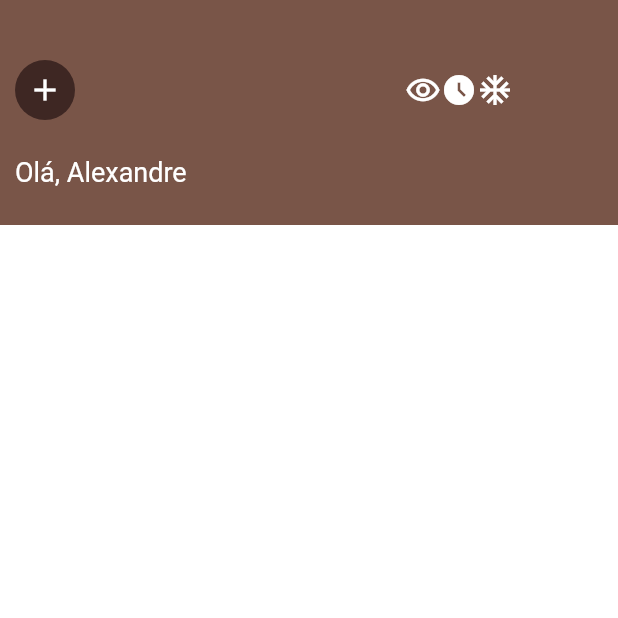
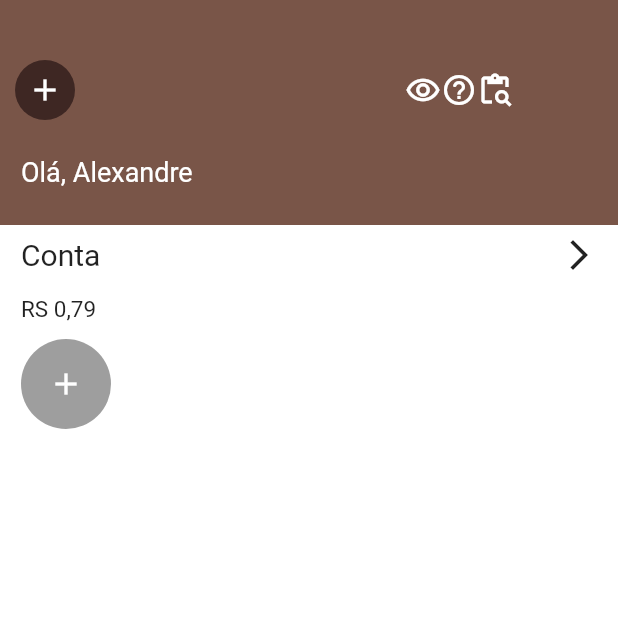
Before and after one commit to amoreira2003/Cobank, a Flutter app: the screen it shows after launch, on a phone screen of 412 x 824 dp, the top half of it. Run offline on Flutter 3.47's test engine with Material 2 defaults, Android fonts, the phone set to English and light mode, and no system bars.

Commit message:
Separated Widgets into Classes For Refactoring Later

```diff
--- /dev/null
+++ b/lib/Components/header_widget.dart
@@ -0,0 +1,66 @@
+import 'package:flutter/material.dart';
+
+class HeaderWidget extends StatelessWidget {
+  const HeaderWidget({super.key});
+
+  @override
+  Widget build(BuildContext context) {
+    return Row(children: [
+      SizedBox(
+        width: MediaQuery.of(context).size.width,
+        height: 150,
+        child: DecoratedBox(
+          decoration: const BoxDecoration(
+            color: Colors.brown,
+          ),
+          child: Padding(
+            padding: const EdgeInsets.symmetric(vertical: 8),
+            child: Column(
+                crossAxisAlignment: CrossAxisAlignment.start,
+                mainAxisAlignment: MainAxisAlignment.center,
+                // ignore: prefer_const_literals_to_create_immutables
+                children: [
+                  Padding(
+                    padding: const EdgeInsets.only(top: 15, left: 10),
+                    child: Row(
+                      children: [
+                        CircleAvatar(
+                          backgroundColor: Colors.brown.shade900,
+                          radius: 20,
+                          child: const Icon(
+                            Icons.add,
+                            color: Colors.white,
+                          ),
+                        ),
+                        Padding(
+                          padding: const EdgeInsets.only(left: 220),
+                          child: Row(
+                            mainAxisAlignment: MainAxisAlignment.spaceEvenly,
+                            // ignore: prefer_const_literals_to_create_immutables
+                            children: [
+                              const Icon(Icons.remove_red_eye_outlined,
+                                  color: Colors.white),
+                              const Icon(Icons.help_outline_rounded,
+                                  color: Colors.white),
+                              const Icon(
+                                Icons.content_paste_search_outlined,
+                                color: Colors.white,
+                              )
+                            ],
+                          ),
+                        )
+                      ],
+                    ),
+                  ),
+                  const Padding(
+                      padding: EdgeInsets.only(left: 14, top: 24),
+                      child: Text(
+                          style: TextStyle(fontSize: 18, color: Colors.white),
+                          "Olá, Alexandre")),
+                ]),
+          ),
+        ),
+      ),
+    ]);
+  }
+}
--- /dev/null
+++ b/lib/Components/info_widget.dart
@@ -0,0 +1,38 @@
+import 'package:flutter/material.dart';
+
+class InfoWidget extends StatelessWidget {
+  const InfoWidget({super.key});
+
+  @override
+  Widget build(BuildContext context) {
+    return (Padding(
+      padding: EdgeInsets.symmetric(horizontal: 14, vertical: 8),
+      child: SizedBox(
+        width: MediaQuery.of(context).size.width,
+        height: 60,
+        child: DecoratedBox(
+            decoration: const BoxDecoration(
+              color: Colors.white,
+            ),
+            child: Column(children: [
+              Row(
+                  mainAxisAlignment: MainAxisAlignment.spaceBetween,
+                  crossAxisAlignment: CrossAxisAlignment.start,
+                  children: [
+                    Text(style: TextStyle(fontSize: 20), "Conta"),
+                    Icon(Icons.arrow_forward_ios)
+                  ]),
+              Row(
+                  mainAxisAlignment: MainAxisAlignment.spaceBetween,
+                  crossAxisAlignment: CrossAxisAlignment.start,
+                  children: [
+                    Padding(
+                      padding: const EdgeInsets.only(top: 15.0),
+                      child: Text(style: TextStyle(fontSize: 15), "RS 0,79"),
+                    ),
+                  ])
+            ])),
+      ),
+    ));
+  }
+}
--- /dev/null
+++ b/lib/Components/options_widget.dart
@@ -0,0 +1,26 @@
+import 'package:flutter/material.dart';
+
+class OptionsWidget extends StatelessWidget {
+  const OptionsWidget({super.key});
+
+  @override
+  Widget build(BuildContext context) {
+    return Padding(
+      padding: const EdgeInsets.only(left: 14.0),
+      child: Scrollbar(
+        child: Row(
+          children: [
+            CircleAvatar(
+              radius: 30,
+              backgroundColor: Colors.grey,
+              child: Icon(
+                Icons.add,
+                color: Colors.white,
+              ),
+            ),
+          ],
+        ),
+      ),
+    );
+  }
+}
--- a/lib/main.dart
+++ b/lib/main.dart
@@ -1,3 +1,6 @@
+import 'package:cobank/Components/header_widget.dart';
+import 'package:cobank/Components/info_widget.dart';
+import 'package:cobank/Components/options_widget.dart';
 import 'package:flutter/material.dart';
 
 void main() {
@@ -29,64 +32,8 @@ class _MyHomePageState extends State<MyHomePage> {
   @override
   Widget build(BuildContext context) {
     return Scaffold(
-      backgroundColor: Colors.white,
-      body: Row(children: [
-        SizedBox(
-          width: MediaQuery.of(context).size.width,
-          height: 150,
-          child: DecoratedBox(
-            decoration: const BoxDecoration(
-              color: Colors.brown,
-            ),
-            child: Padding(
-              padding: const EdgeInsets.symmetric(vertical: 8),
-              child: Column(
-                  crossAxisAlignment: CrossAxisAlignment.start,
-                  mainAxisAlignment: MainAxisAlignment.center,
-                  // ignore: prefer_const_literals_to_create_immutables
-                  children: [
-                    Padding(
-                      padding: const EdgeInsets.only(top: 15, left: 10),
-                      child: Row(
-                        children: [
-                          CircleAvatar(
-                            backgroundColor: Colors.brown.shade900,
-                            radius: 20,
-                            child: Icon(
-                              Icons.add,
-                              color: Colors.white,
-                            ),
-                          ),
-                          Padding(
-                            padding: const EdgeInsets.only(left: 220),
-                            child: Row(
-                              mainAxisAlignment: MainAxisAlignment.spaceEvenly,
-                              // ignore: prefer_const_literals_to_create_immutables
-                              children: [
-                                const Icon(Icons.remove_red_eye_outlined,
-                                    color: Colors.white),
-                                const Icon(Icons.access_time_filled_sharp,
-                                    color: Colors.white),
-                                const Icon(
-                                  Icons.ac_unit,
-                                  color: Colors.white,
-                                )
-                              ],
-                            ),
-                          )
-                        ],
-                      ),
-                    ),
-                    const Padding(
-                        padding: EdgeInsets.only(left: 10, top: 24),
-                        child: Text(
-                            style: TextStyle(fontSize: 18, color: Colors.white),
-                            "Olá, Alexandre")),
-                  ]),
-            ),
-          ),
-        ),
-      ]),
-    );
+        backgroundColor: Colors.white,
+        body:
+            Column(children: [HeaderWidget(), InfoWidget(), OptionsWidget()]));
   }
 }
```
